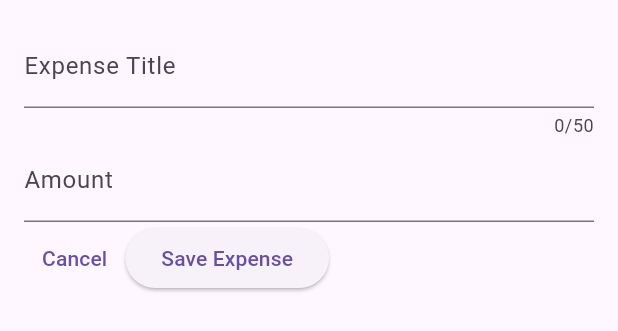
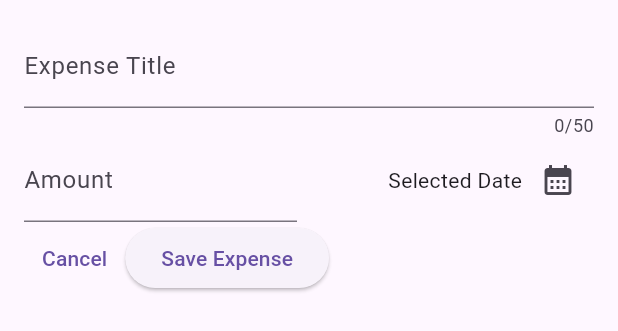
Before and after one commit to Haldiant/expense_tracker, a Flutter app: the NewExpense widget shown alone on an empty page, opened directly, on a phone screen of 412 x 824 dp. Shown: the top 331 px of the screen. Run offline on Flutter 3.47's test engine with Material 3 defaults, Android fonts, the phone set to English and light mode, and no system bars.

Commit message:
Enhance NewExpense widget with date picker and layout adjustments for amount input

```diff
--- a/lib/widgets/new_expense.dart
+++ b/lib/widgets/new_expense.dart
@@ -10,6 +10,17 @@ class NewExpense extends StatefulWidget {
 class _NewExpenseState extends State<NewExpense> {
   final _titleController = TextEditingController();
   final _amountController = TextEditingController();
+
+  void _presentDatePicker() {
+    final now = DateTime.now();
+    final firstDate = DateTime(now.year - 1, now.month, now.day);
+    showDatePicker(
+      context: context,
+      initialDate: now,
+      firstDate: firstDate,
+      lastDate: now,
+    );
+  }
 
   @override
   void dispose() {
@@ -31,18 +42,42 @@ class _NewExpenseState extends State<NewExpense> {
               label: Text('Expense Title'),
             ),
           ),
-          TextField(
-            controller: _amountController,
-            keyboardType: TextInputType.number,
-            decoration: InputDecoration(
-              prefix: Text('\$'),
-              label: Text('Amount'),
-            ),
+          Row(
+            children: [
+              Expanded(
+                child: TextField(
+                  controller: _amountController,
+                  keyboardType: TextInputType.number,
+                  decoration: InputDecoration(
+                    prefixText: '\$',
+                    label: Text('Amount'),
+                  ),
+                ),
+              ),
+              SizedBox(
+                width: 16.0,
+              ),
+              Expanded(
+                child: Row(
+                  mainAxisAlignment: MainAxisAlignment.end,
+                  crossAxisAlignment: CrossAxisAlignment.center,
+                  children: [
+                    Text('Selected Date'),
+                    IconButton(
+                      onPressed: _presentDatePicker,
+                      icon: Icon(Icons.calendar_month),
+                    ),
+                  ],
+                ),
+              ),
+            ],
           ),
           Row(
             children: [
               TextButton(
-                onPressed: () {},
+                onPressed: () {
+                  Navigator.pop(context);
+                },
                 child: Text('Cancel'),
               ),
               ElevatedButton(
```
Also changed, not shown: 1 other file.
